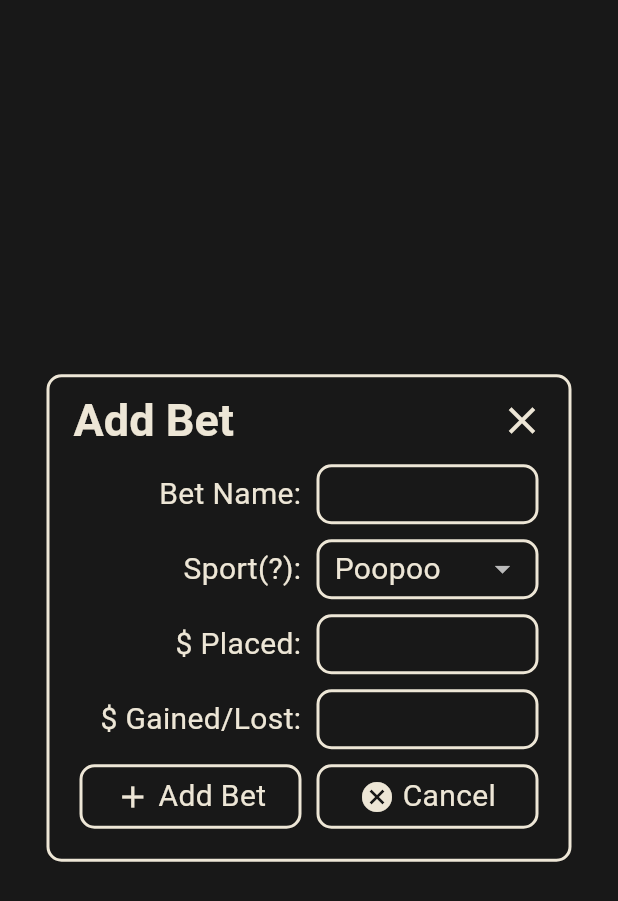
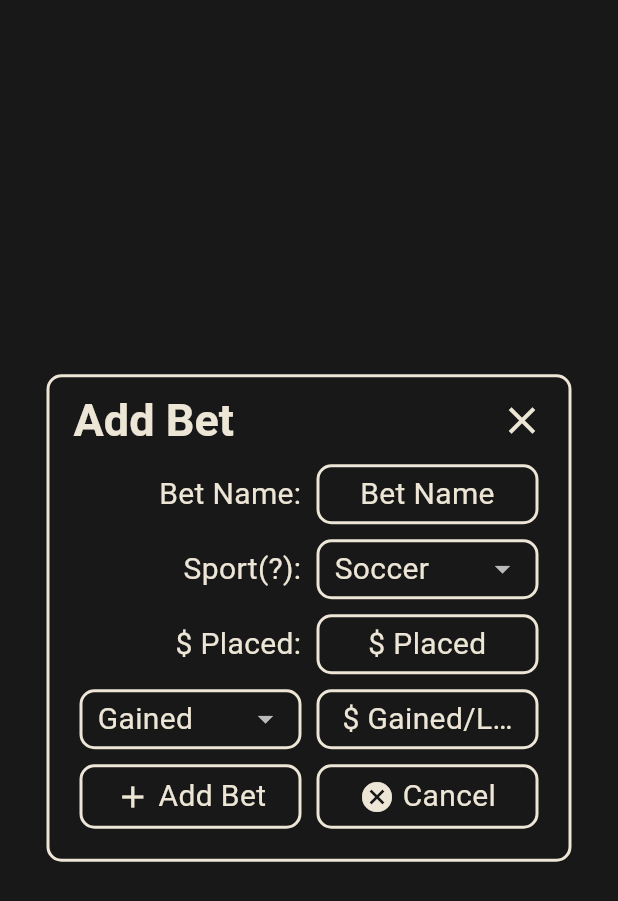
Before and after one commit to Myoro/MyoroBetTracker, a Flutter app: the AddBetModal widget shown alone on an empty page, opened directly, on a phone screen of 412 x 824 dp. Shown: the top 901 px of the screen. Run offline on Flutter 3.47's test engine with Material 3 defaults, Android fonts, the phone set to English and light mode, and no system bars; our stand-ins replace flutter_bloc, sqflite, sqflite_common_ffi; missing offline and left inert: window_manager; accounts and stored records are empty.

Commit message:
Slow day

```diff
--- a/myoro_bet_tracker/lib/inputs/basic_dropdown.dart
+++ b/myoro_bet_tracker/lib/inputs/basic_dropdown.dart
@@ -1,11 +1,13 @@
 import 'package:flutter/material.dart';
 
 class BasicDropdown extends StatelessWidget {
+  final List<String> items;
   final double width;
   final double height;
 
   const BasicDropdown({
     super.key,
+    required this.items,
     this.height = 40,
     this.width = 100
   });
@@ -13,6 +15,8 @@ class BasicDropdown extends StatelessWidget {
   @override
   Widget build(BuildContext context) {
     final ThemeData theme = Theme.of(context);
+
+    print(items);
 
     return Container(
       height: height,
@@ -25,15 +29,17 @@ class BasicDropdown extends StatelessWidget {
         )
       ),
       child: DropdownButton(
+        value: items.isNotEmpty ? items[0] : null,
         isExpanded: true,
         padding: const EdgeInsets.symmetric(horizontal: 10),
         underline: Container(), // Removes the default underline
-        items: [
-          DropdownMenuItem(child: Text(
-            'Poopoo',
+        items: List.generate(items.length, (index) => DropdownMenuItem<String>(
+          value: items[index],
+          child: Text(
+            items[index],
             style: theme.textTheme.bodyMedium
-          ))
-        ],
+          )
+        )),
         onChanged: (value) {} // TODO
       ),
     );
--- a/myoro_bet_tracker/lib/inputs/basic_input.dart
+++ b/myoro_bet_tracker/lib/inputs/basic_input.dart
@@ -3,11 +3,13 @@ import 'package:flutter/material.dart';
 class BasicInput extends StatelessWidget {
   final double width;
   final double height;
+  final String? hintText;
 
   const BasicInput({
     super.key,
     this.width = 100,
-    this.height = 40
+    this.height = 40,
+    this.hintText
   });
 
   @override
@@ -29,7 +31,8 @@ class BasicInput extends StatelessWidget {
         decoration: InputDecoration(
           enabledBorder:  border,
           focusedBorder:  border,
-          contentPadding: const EdgeInsets.symmetric(horizontal: 10)
+          contentPadding: const EdgeInsets.symmetric(horizontal: 10),
+          hintText: hintText
         ),
         controller: TextEditingController()
       ),
--- a/myoro_bet_tracker/lib/widgets/modals/add_bet_modal.dart
+++ b/myoro_bet_tracker/lib/widgets/modals/add_bet_modal.dart
@@ -28,17 +28,28 @@ class AddBetModal extends StatelessWidget {
                 Row(
                   children: [
                     Expanded(
-                      child: Text(
-                        '$title:',
-                        style: Theme.of(context).textTheme.bodyMedium,
-                        textAlign: TextAlign.right
-                      ),
+                      child: title != '\$ Gained/Lost'
+                        ?
+                        Text(
+                          '$title:',
+                          style: Theme.of(context).textTheme.bodyMedium,
+                          textAlign: TextAlign.right
+                        )
+                        :
+                        const BasicDropdown(
+                          items: [ 'Gained', 'Lost' ]
+                        )
                     ),
                     const SizedBox(width: 10),
                     if(title != 'Sport(?)')
-                      const Expanded(child: BasicInput())
+                      Expanded(child: BasicInput(hintText: title))
                     else
-                      const Expanded(child: BasicDropdown())
+                      const Expanded(child: BasicDropdown(items: [
+                        'Soccer',
+                        'Basketball',
+                        'Hockey',
+                        'Not Sport'
+                      ]))
                   ]
                 ),
                 const SizedBox(height: 10)
@@ -55,7 +66,7 @@ class AddBetModal extends StatelessWidget {
                   const SizedBox(width: 10),
                   Expanded(
                     child: IconAndTextHoverButton(
-                      onTap: () {}, // TODO
+                      onTap: () => Navigator.pop(context),
                       icon: Icons.cancel,
                       text: 'Cancel'
                     ),
```
